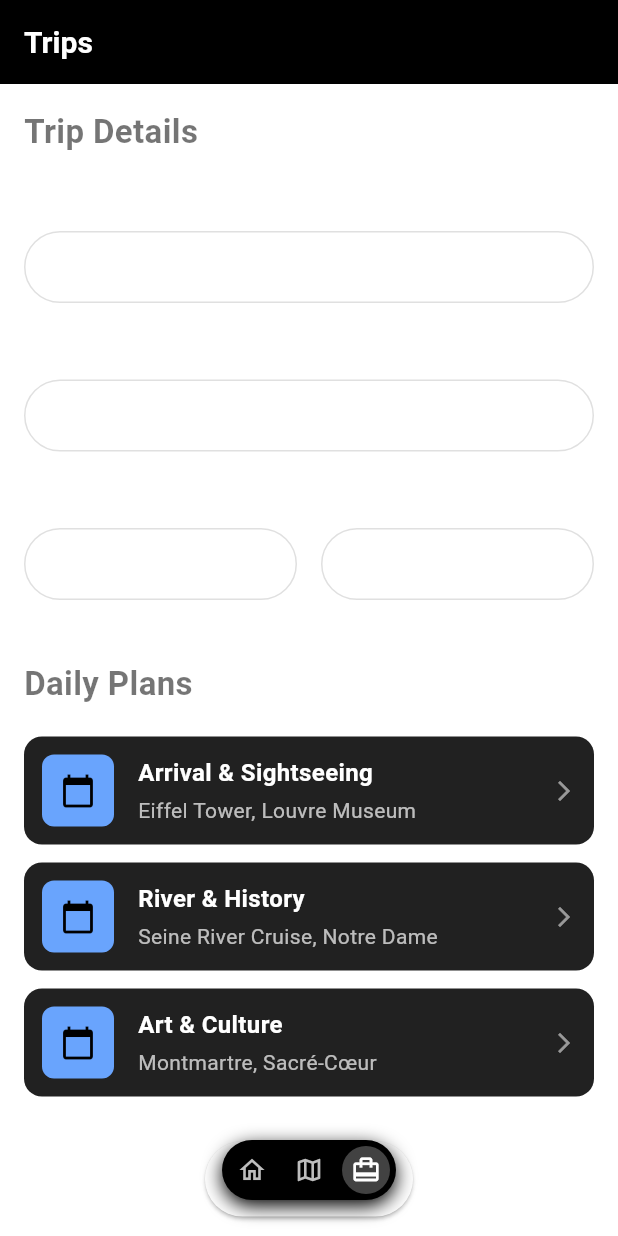
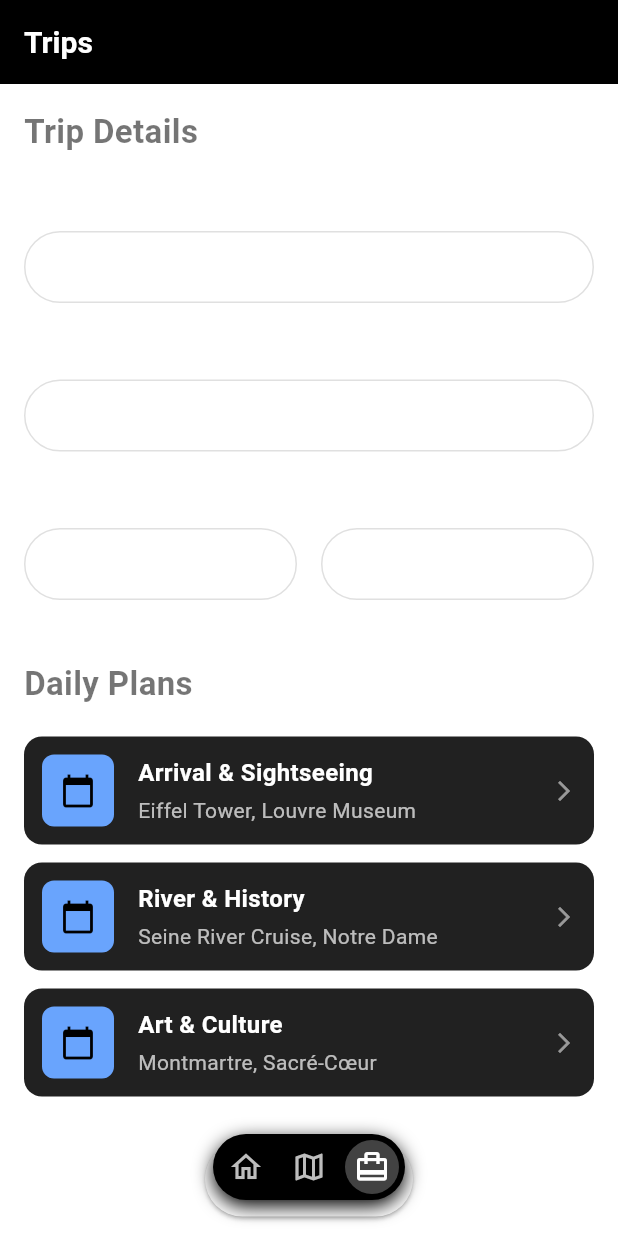
Before and after one commit to dhanno-mf/TravelMate, a Flutter app: the screen it shows after launch, after a tap on the "map" icon, after a tap on the "card travel" icon, on a phone screen of 412 x 824 dp. Run offline on Flutter 3.47's test engine with Material 3 defaults, Android fonts, the phone set to English and light mode, and no system bars; our stand-ins replace google_maps_flutter; network calls fail.

```diff
--- a/lib/Favourites.dart
+++ b/lib/Favourites.dart
@@ -72,7 +72,7 @@ class TravelScreen extends StatefulWidget {
 class _TravelScreenState extends State<TravelScreen>
     with SingleTickerProviderStateMixin {
   late TabController _tabController;
-  int _selectedIndex =
+  final int _selectedIndex =
       1; // Set initial selected index for bottom nav to Explore
 
   @override
--- a/lib/main.dart
+++ b/lib/main.dart
@@ -2,8 +2,6 @@ import 'dart:async';
 import 'package:flutter/material.dart';
 import 'home_screen.dart';
 import 'Trips.dart';
-import 'settings.dart';
-import 'Favourites.dart';
 import 'explore_screen.dart';
 
 void main() {
@@ -184,7 +182,7 @@ class _MainScreenState extends State<MainScreen> {
         child: Icon(
           icon,
           color: isSelected ? Colors.white : Colors.grey.shade400,
-          size: 20,
+          size: 24,
         ),
       ),
     );
```
Also changed, not shown: .idx/integrations.json (added), 2 other files.
